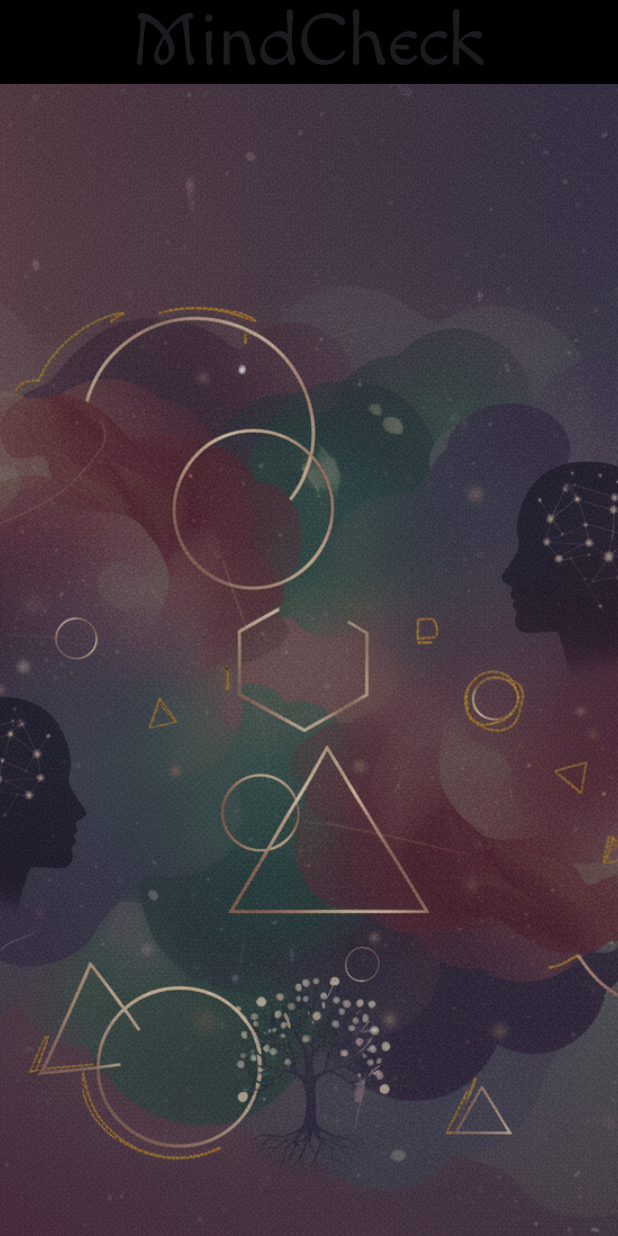
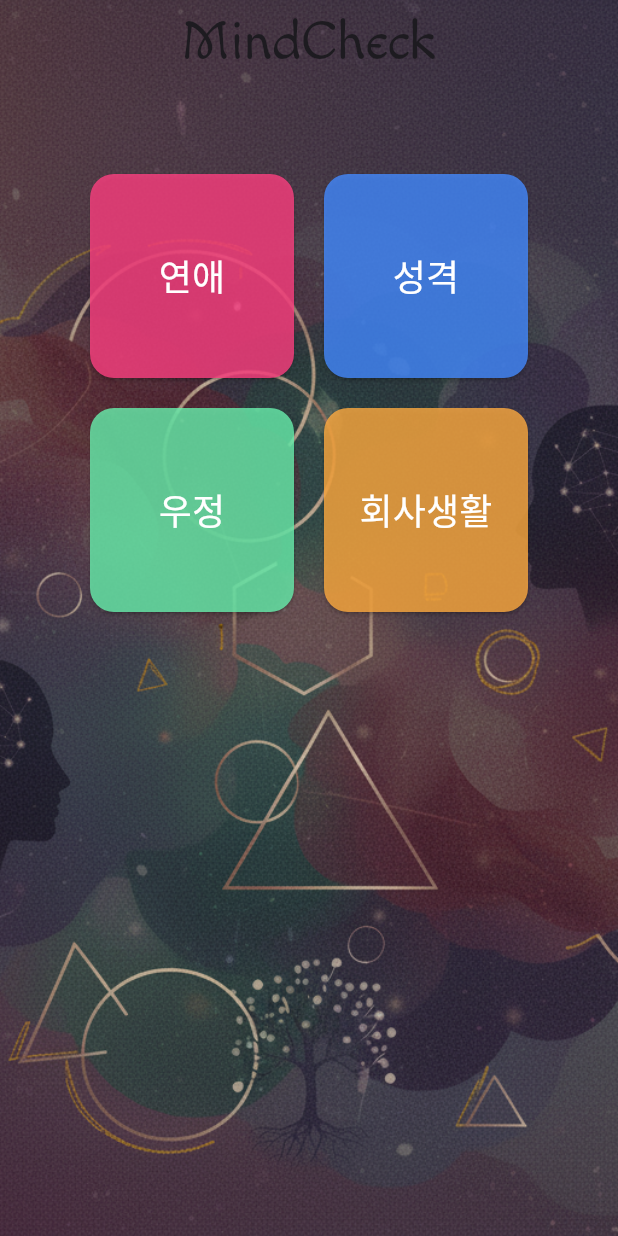
Before and after one commit to shsseok/mindcheck_app_repo, a Flutter app: the screen it shows after launch, on a phone screen of 412 x 824 dp. Run offline on Flutter 3.47's test engine with Material 3 defaults, Android fonts, the phone set to English and light mode, and no system bars; our stand-ins replace flutter_dotenv, supabase_flutter; accounts and stored records are empty.

Commit message:
"메인 화면 완성 및 Superbase 초기화 작업 진행"

```diff
--- a/lib/screens/main_screen.dart
+++ b/lib/screens/main_screen.dart
@@ -5,21 +5,65 @@ class MainScreen extends StatelessWidget {
 
   @override
   Widget build(BuildContext context) {
+    final List<Map<String, dynamic>> categories = [
+      {'title': '연애', 'color': Colors.pinkAccent},
+      {'title': '성격', 'color': Colors.blueAccent},
+      {'title': '우정', 'color': Colors.greenAccent},
+      {'title': '회사생활', 'color': Colors.orangeAccent},
+    ];
+
     return Scaffold(
+      extendBodyBehindAppBar: true,
       appBar: AppBar(
-            title: const Text('MindCheck',
+        title: const Text(
+          'MindCheck',
           style: TextStyle(
             fontFamily: 'Macondo',
-              fontSize: 50,
+            fontSize: 36,
           ),
         ),
         centerTitle: true,
-            backgroundColor: Colors.black,
+        backgroundColor: Colors.transparent,
+        elevation: 0,
       ),
-          body : Container(
-            decoration: BoxDecoration(
-              image: DecorationImage(image: AssetImage('assets/images/background_image.png'),
+      body: Container(
+        decoration: const BoxDecoration(
+          image: DecorationImage(
+            image: AssetImage('assets/images/background_image.png'),
             fit: BoxFit.cover,
+          ),
+        ),
+        child: Center(
+          child: SafeArea(
+            child: GridView.count(
+              padding: const EdgeInsets.all(60),
+              crossAxisCount: 2,
+              mainAxisSpacing: 20,
+              crossAxisSpacing: 20,
+              children: categories.map((category) {
+                return ElevatedButton(
+                  style: ElevatedButton.styleFrom(
+                    backgroundColor: category['color'].withOpacity(0.8),
+                    shape: RoundedRectangleBorder(
+                      borderRadius: BorderRadius.circular(16),
+                    ),
+                    padding: const EdgeInsets.all(10),
+                  ),
+                  onPressed: () {
+                    // TODO: 카테고리 클릭 시 이동할 페이지 연결
+                    print('${category['title']} 클릭됨');
+                  },
+                  child: Text(
+                    category['title'],
+                    style: const TextStyle(
+                      fontFamily: 'Macondo',
+                      fontSize: 24,
+                      color: Colors.white,
+                    ),
+                  ),
+                );
+              }).toList(),
+            ),
           ),
         ),
       ),
--- a/pubspec.yaml
+++ b/pubspec.yaml
@@ -34,6 +34,8 @@ dependencies:
   # The following adds the Cupertino Icons font to your application.
   # Use with the CupertinoIcons class for iOS style icons.
   cupertino_icons: ^1.0.8
+  supabase_flutter: ^2.10.3
+  flutter_dotenv: ^6.0.0
 
 dev_dependencies:
   flutter_test:
@@ -60,6 +62,7 @@ flutter:
 
   assets:
     - assets/images/background_image.png
+    - assets/config/.env
 
 
   # An image asset can refer to one or more resolution-specific "variants", see
```
Also changed, not shown: lib/main.dart (+10 -1 lines), pubspec.lock, 5 other files. Lines whose indentation alone changed are shown as unchanged.
